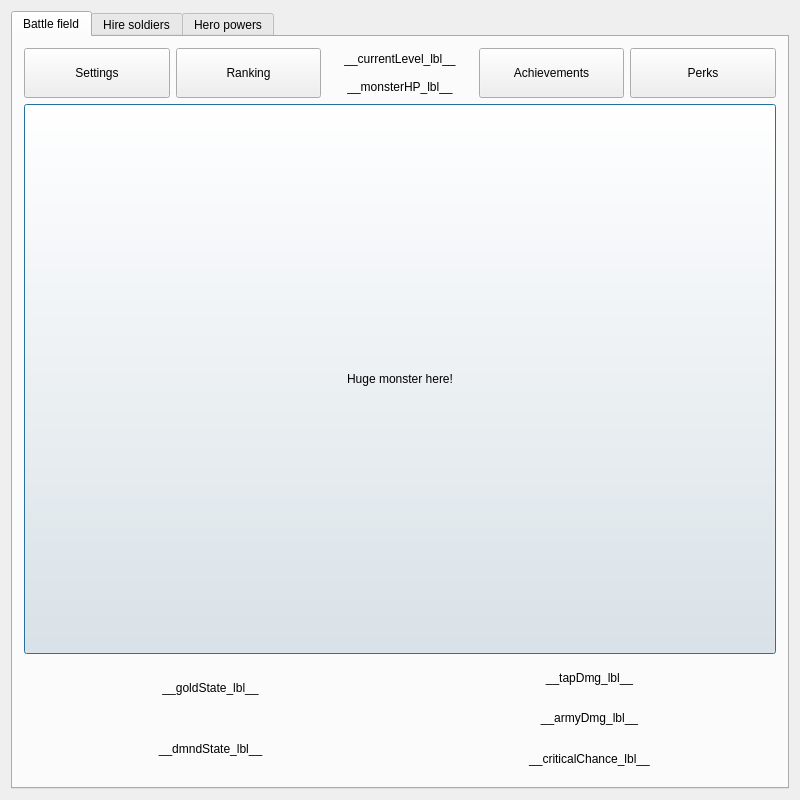
Before: the Qt Designer form courses/prog_base_3/dungeonOfDragons/battlefieldui.ui in Tayum/KPI-Courses, drawn with Qt 5.
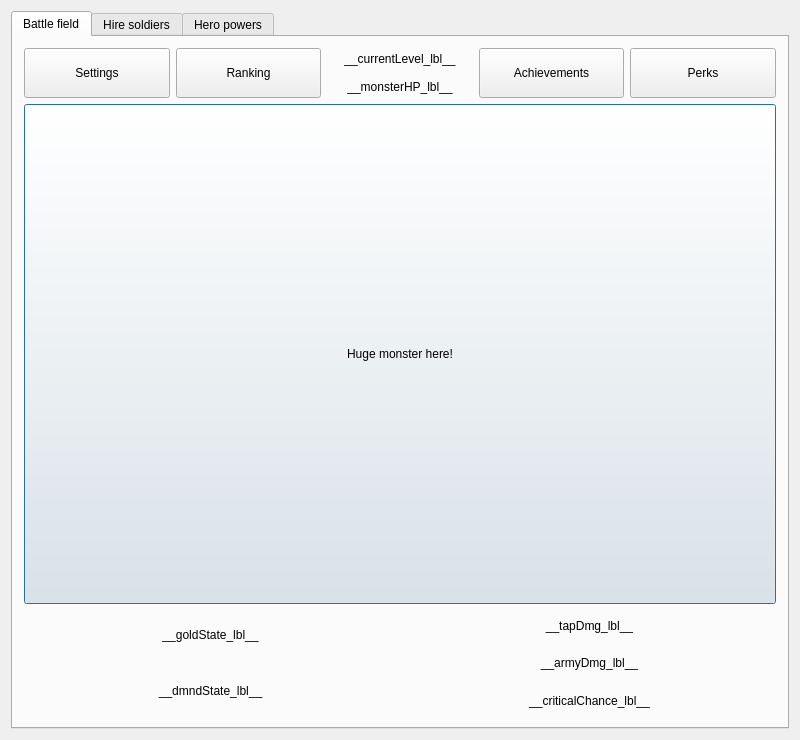
After: the same form once the commit is applied. The open tabs and pages were chosen to show the change.

Commit message: resize window

The edit to the form file:
```diff
--- a/courses/prog_base_3/dungeonOfDragons/battlefieldui.ui
+++ b/courses/prog_base_3/dungeonOfDragons/battlefieldui.ui
@@ -7,7 +7,7 @@
     <x>0</x>
     <y>0</y>
     <width>800</width>
-    <height>800</height>
+    <height>740</height>
    </rect>
   </property>
   <property name="sizePolicy">
@@ -19,13 +19,13 @@
   <property name="minimumSize">
    <size>
     <width>800</width>
-    <height>800</height>
+    <height>740</height>
    </size>
   </property>
   <property name="maximumSize">
    <size>
     <width>800</width>
-    <height>800</height>
+    <height>787</height>
    </size>
   </property>
   <property name="windowTitle">
@@ -146,7 +146,7 @@
           <property name="minimumSize">
            <size>
             <width>0</width>
-            <height>550</height>
+            <height>500</height>
            </size>
           </property>
           <property name="text">
```
Left out of the diff: 2 changed lines with no effect on the pictures. The commit also changes 1 other file.
